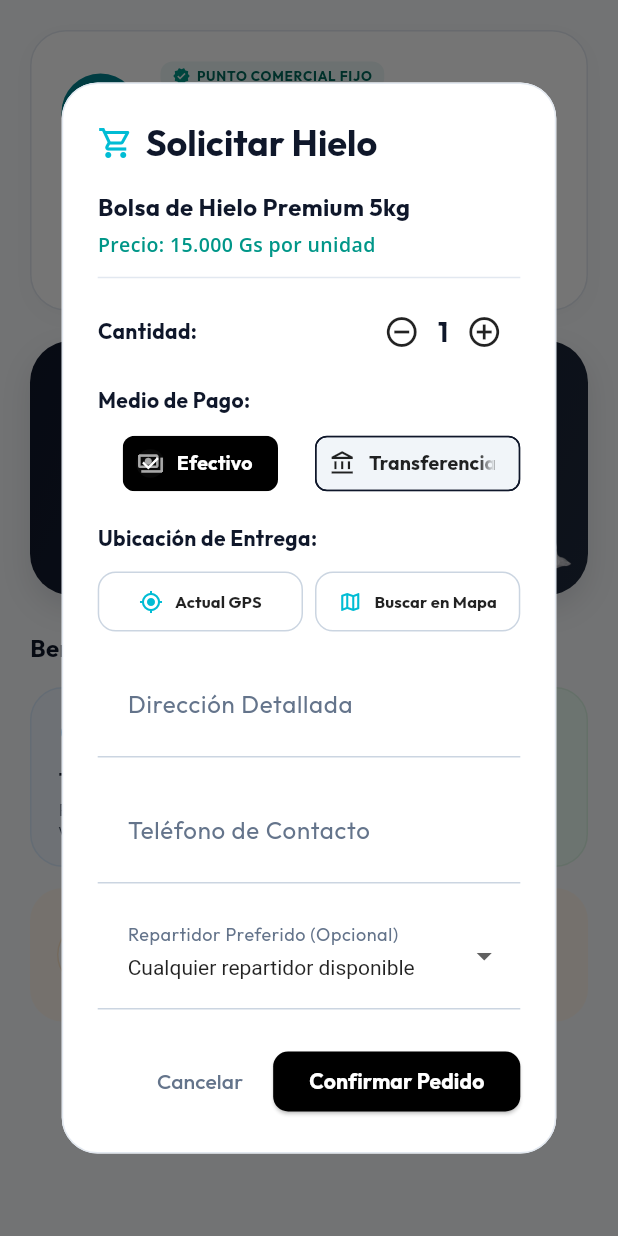
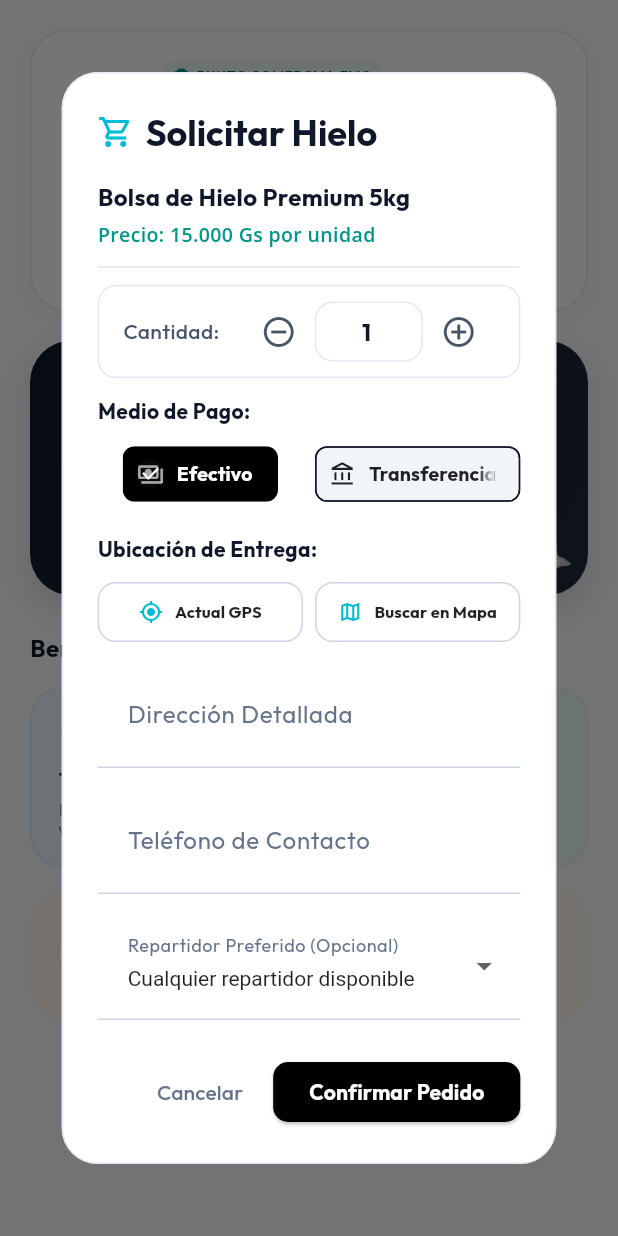
Before and after one commit to hieloDistribution/UI-HieloPedido, a Flutter app: the ClienteInicioView screen opened directly, after a tap on "Abastecer Hielo", on a phone screen of 412 x 824 dp. Run offline on Flutter 3.47's test engine with Material 3 defaults, Android fonts, the phone set to English and light mode, and no system bars; our stand-ins replace connectivity_plus, flutter_animate, geolocator, google_fonts, google_maps_flutter, hugeicons and 3 more; accounts and stored records are empty.

Commit message:
feat(ui): reemplazar contador +/- por QuantityStepper editable en flujos de pedido
- Nuevo widget QuantityStepper en lib/core/widgets/quantity_stepper.dart: TextField numerico editable como input primario, botones +/- como fallback de ajuste fino (+/-1)
- Filtro digitsOnly + maxLength 5 + teclado numerico; ignora caracteres no-numericos y entradas vacias/invalidas (revierte al ultimo valor valido)
- Sin long-press ni step != 1; click en '-' con valor 1 es no-op silencioso (mismo affordance que el +/- anterior)
- Aplicado en 3 lugares: create_order_view (repartidor Despacho Manual), request_ice_dialog (cliente Solicitar Hielo), cliente_compras_view _openRequestIceView (cliente bottom sheet)
- Cambiar producto NO resetea la cantidad (decidido para evitar perder tipeo accidental)
- UX: typing es el flujo principal (compatible con pedidos B2B de 50-500 bolsas donde +/-1 es friccion seria)

```diff
--- /dev/null
+++ b/lib/core/widgets/quantity_stepper.dart
@@ -0,0 +1,153 @@
+import 'package:flutter/material.dart';
+import 'package:flutter/services.dart';
+import 'package:google_fonts/google_fonts.dart';
+
+/// Editable quantity selector for B2B bulk orders.
+///
+/// Replaces the old +/- only stepper. The numeric field is the primary
+/// input (typing is the common case for bulk orders); +/- buttons remain
+/// as a ±1 fallback and never disable visually — tapping `−` when the
+/// value is already 1 is a silent no-op, matching the previous behavior.
+class QuantityStepper extends StatefulWidget {
+  const QuantityStepper({
+    super.key,
+    required this.value,
+    required this.onChanged,
+    required this.label,
+  });
+
+  final int value;
+  final ValueChanged<int> onChanged;
+  final String label;
+
+  @override
+  State<QuantityStepper> createState() => _QuantityStepperState();
+}
+
+class _QuantityStepperState extends State<QuantityStepper> {
+  late final TextEditingController _controller;
+  final FocusNode _focusNode = FocusNode();
+
+  @override
+  void initState() {
+    super.initState();
+    _controller = TextEditingController(text: widget.value.toString());
+  }
+
+  @override
+  void didUpdateWidget(covariant QuantityStepper oldWidget) {
+    super.didUpdateWidget(oldWidget);
+    // Sync the controller when the parent changes the value externally
+    // (e.g. via the +/- buttons), but only if the field isn't being
+    // actively edited — otherwise we'd overwrite the user's typing.
+    if (widget.value != oldWidget.value && !_focusNode.hasFocus) {
+      _controller.text = widget.value.toString();
+    }
+  }
+
+  @override
+  void dispose() {
+    _controller.dispose();
+    _focusNode.dispose();
+    super.dispose();
+  }
+
+  void _inc() => widget.onChanged(widget.value + 1);
+
+  void _dec() {
+    if (widget.value > 1) {
+      widget.onChanged(widget.value - 1);
+    }
+    // value == 1 → silent no-op (kept on purpose)
+  }
+
+  /// Called on Enter / focus-loss. If the field ended empty or with an
+  /// invalid number, revert the controller to the last valid value so the
+  /// UI doesn't get stuck on "0" or "".
+  void _commitOnExit() {
+    final text = _controller.text.trim();
+    final parsed = int.tryParse(text);
+    if (parsed != null && parsed >= 1) {
+      if (parsed != widget.value) widget.onChanged(parsed);
+    } else {
+      _controller.text = widget.value.toString();
+    }
+  }
+
+  @override
+  Widget build(BuildContext context) {
+    return Container(
+      padding: const EdgeInsets.symmetric(horizontal: 16, vertical: 6),
+      decoration: BoxDecoration(
+        color: Colors.white,
+        borderRadius: BorderRadius.circular(12),
+        border: Border.all(color: const Color(0xFFE2E8F0)),
+      ),
+      child: Row(
+        mainAxisAlignment: MainAxisAlignment.spaceBetween,
+        children: [
+          Text(
+            widget.label,
+            style: GoogleFonts.outfit(
+              color: const Color(0xFF475569),
+              fontSize: 14,
+              fontWeight: FontWeight.w500,
+            ),
+          ),
+          Row(
+            children: [
+              IconButton(
+                icon: const Icon(
+                  Icons.remove_circle_outline,
+                  color: Color(0xFF475569),
+                ),
+                onPressed: _dec,
+              ),
+              SizedBox(
+                width: 72,
+                child: TextField(
+                  controller: _controller,
+                  focusNode: _focusNode,
+                  textAlign: TextAlign.center,
+                  keyboardType: TextInputType.number,
+                  inputFormatters: [FilteringTextInputFormatter.digitsOnly],
+                  maxLength: 5,
+                  style: GoogleFonts.outfit(
+                    color: const Color(0xFF0F172A),
+                    fontSize: 16,
+                    fontWeight: FontWeight.bold,
+                  ),
+                  decoration: const InputDecoration(
+                    counterText: '',
+                    isDense: true,
+                    border: InputBorder.none,
+                    contentPadding: EdgeInsets.symmetric(vertical: 8),
+                  ),
+                  onChanged: (text) {
+                    if (text.isEmpty) return;
+                    final parsed = int.tryParse(text);
+                    if (parsed != null && parsed >= 1) {
+                      widget.onChanged(parsed);
+                    }
+                  },
+                  onSubmitted: (_) => _focusNode.unfocus(),
+                  onEditingComplete: () {
+                    _commitOnExit();
+                    _focusNode.unfocus();
+                  },
+                ),
+              ),
+              IconButton(
+                icon: const Icon(
+                  Icons.add_circle_outline,
+                  color: Color(0xFF475569),
+                ),
+                onPressed: _inc,
+              ),
+            ],
+          ),
+        ],
+      ),
+    );
+  }
+}
--- a/lib/screens/sub_screens/shared/widgets/request_ice_dialog.dart
+++ b/lib/screens/sub_screens/shared/widgets/request_ice_dialog.dart
@@ -6,6 +6,7 @@ import 'package:http/http.dart' as http;
 import 'package:geolocator/geolocator.dart';
 import 'package:google_maps_flutter/google_maps_flutter.dart';
 import 'package:provider/provider.dart';
+import '../../../../core/widgets/quantity_stepper.dart';
 import '../../../../providers/order_provider.dart';
 import 'success_overlay_dialog.dart';
 
@@ -246,51 +247,11 @@ void showRequestIceDialog(
                   ),
                   const Divider(height: 24, color: Color(0xFFE2E8F0)),
 
-                  // Quantity Selector
-                  Row(
-                    mainAxisAlignment: MainAxisAlignment.spaceBetween,
-                    children: [
-                      Text(
-                        'Cantidad:',
-                        style: GoogleFonts.outfit(
-                          color: const Color(0xFF0F172A),
-                          fontWeight: FontWeight.bold,
-                          fontSize: 14,
-                        ),
-                      ),
-                      Row(
-                        children: [
-                          IconButton(
-                            icon: const Icon(
-                              Icons.remove_circle_outline,
-                              color: Colors.black87,
-                            ),
-                            onPressed: () {
-                              if (quantity > 1) {
-                                setDialogState(() => quantity--);
-                              }
-                            },
-                          ),
-                          Text(
-                            '$quantity',
-                            style: GoogleFonts.outfit(
-                              color: const Color(0xFF0F172A),
-                              fontSize: 18,
-                              fontWeight: FontWeight.bold,
-                            ),
-                          ),
-                          IconButton(
-                            icon: const Icon(
-                              Icons.add_circle_outline,
-                              color: Colors.black87,
-                            ),
-                            onPressed: () {
-                              setDialogState(() => quantity++);
-                            },
-                          ),
-                        ],
-                      ),
-                    ],
+                  // Quantity Selector (editable)
+                  QuantityStepper(
+                    value: quantity,
+                    onChanged: (v) => setDialogState(() => quantity = v),
+                    label: 'Cantidad:',
                   ),
                   const SizedBox(height: 12),
 
```
Also changed, not shown: lib/screens/sub_screens/cliente/cliente_compras_view.dart (+6 -41 lines), lib/screens/sub_screens/repartidor/create_order_view.dart (+6 -52 lines).
